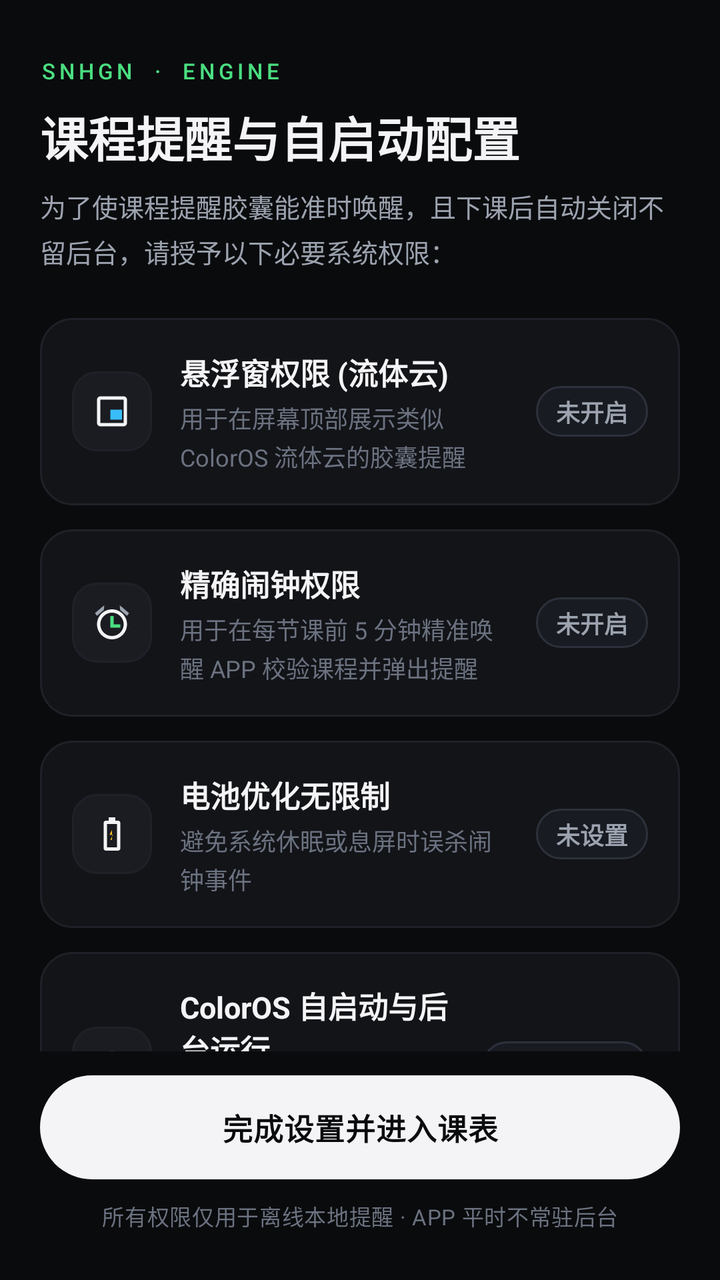
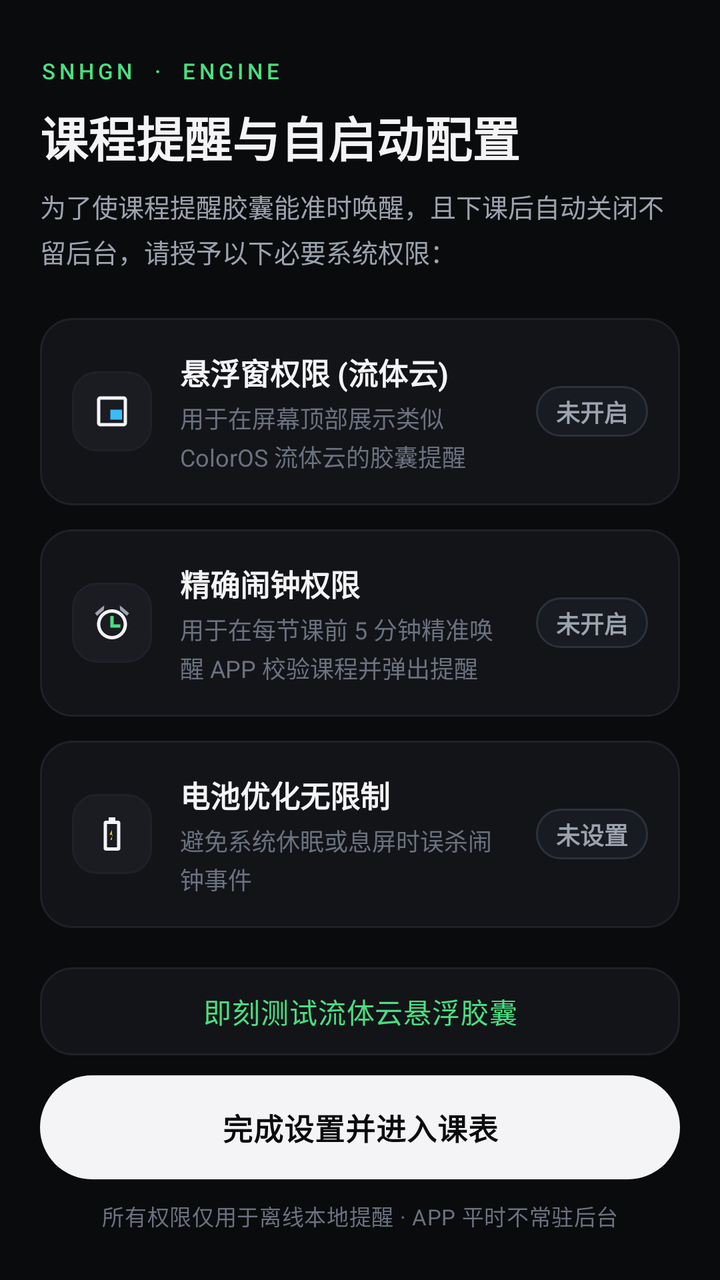

An Android layout rendered at two revisions. The XML below is the earlier revision; the diff shows what the commit changed to produce the second picture.
<!-- AndroidManifest.xml: activity theme Theme.SnhgnSchedule -->
<!-- res/layout/activity_permission_guide.xml -->
<?xml version="1.0" encoding="utf-8"?>
<androidx.constraintlayout.widget.ConstraintLayout xmlns:android="http://schemas.android.com/apk/res/android"
    xmlns:app="http://schemas.android.com/apk/res-auto"
    android:layout_width="match_parent"
    android:layout_height="match_parent"
    android:background="@color/bg_root"
    android:fitsSystemWindows="true">

    <ScrollView
        android:layout_width="0dp"
        android:layout_height="0dp"
        android:clipToPadding="false"
        android:fillViewport="true"
        android:overScrollMode="never"
        android:scrollbars="none"
        app:layout_constraintBottom_toTopOf="@id/bottom_bar"
        app:layout_constraintEnd_toEndOf="parent"
        app:layout_constraintStart_toStartOf="parent"
        app:layout_constraintTop_toTopOf="parent">

        <LinearLayout
            android:layout_width="match_parent"
            android:layout_height="wrap_content"
            android:orientation="vertical"
            android:paddingStart="20dp"
            android:paddingTop="28dp"
            android:paddingEnd="20dp"
            android:paddingBottom="24dp">

            
            <TextView
                android:layout_width="wrap_content"
                android:layout_height="wrap_content"
                android:fontFamily="sans-serif-medium"
                android:letterSpacing="0.18"
                android:text="SNHGN  ·  ENGINE"
                android:textAllCaps="true"
                android:textColor="@color/accent_green"
                android:textSize="11sp" />

            
            <TextView
                android:layout_width="wrap_content"
                android:layout_height="wrap_content"
                android:layout_marginTop="8dp"
                android:text="@string/permission_guide_title"
                android:textColor="@color/text_primary"
                android:textSize="24sp"
                android:textStyle="bold" />

            
            <TextView
                android:layout_width="wrap_content"
                android:layout_height="wrap_content"
                android:layout_marginTop="8dp"
                android:lineSpacingExtra="4dp"
                android:text="@string/permission_guide_subtitle"
                android:textColor="@color/text_secondary"
                android:textSize="13sp" />

            
            <LinearLayout
                android:id="@+id/card_overlay"
                android:layout_width="match_parent"
                android:layout_height="wrap_content"
                android:layout_marginTop="24dp"
                android:background="@drawable/bg_card_modern"
                android:clickable="true"
                android:focusable="true"
                android:gravity="center_vertical"
                android:orientation="horizontal"
                android:padding="16dp">

                <FrameLayout
                    android:layout_width="40dp"
                    android:layout_height="40dp"
                    android:background="@drawable/bg_icon_container">

                    <ImageView
                        android:layout_width="20dp"
                        android:layout_height="20dp"
                        android:layout_gravity="center"
                        android:contentDescription="悬浮窗"
                        android:src="@drawable/ic_perm_overlay" />
                </FrameLayout>

                <LinearLayout
                    android:layout_width="0dp"
                    android:layout_height="wrap_content"
                    android:layout_marginStart="14dp"
                    android:layout_marginEnd="12dp"
                    android:layout_weight="1"
                    android:orientation="vertical">

                    <TextView
                        android:layout_width="wrap_content"
                        android:layout_height="wrap_content"
                        android:text="@string/perm_overlay_title"
                        android:textColor="@color/text_primary"
                        android:textSize="15sp"
                        android:textStyle="bold" />

                    <TextView
                        android:layout_width="wrap_content"
                        android:layout_height="wrap_content"
                        android:layout_marginTop="3dp"
                        android:lineSpacingExtra="2dp"
                        android:text="@string/perm_overlay_desc"
                        android:textColor="@color/text_muted"
                        android:textSize="12sp" />
                </LinearLayout>

                <TextView
                    android:id="@+id/tv_status_overlay"
                    android:layout_width="wrap_content"
                    android:layout_height="wrap_content"
                    android:background="@drawable/bg_badge_action"
                    android:includeFontPadding="false"
                    android:text="未开启"
                    android:textColor="@color/text_secondary"
                    android:textSize="12sp"
                    android:textStyle="bold" />
            </LinearLayout>

            
            <LinearLayout
                android:id="@+id/card_alarm"
                android:layout_width="match_parent"
                android:layout_height="wrap_content"
                android:layout_marginTop="12dp"
                android:background="@drawable/bg_card_modern"
                android:clickable="true"
                android:focusable="true"
                android:gravity="center_vertical"
                android:orientation="horizontal"
                android:padding="16dp">

                <FrameLayout
                    android:layout_width="40dp"
                    android:layout_height="40dp"
                    android:background="@drawable/bg_icon_container">

                    <ImageView
                        android:layout_width="20dp"
                        android:layout_height="20dp"
                        android:layout_gravity="center"
                        android:contentDescription="精确闹钟"
                        android:src="@drawable/ic_perm_alarm" />
                </FrameLayout>

                <LinearLayout
                    android:layout_width="0dp"
                    android:layout_height="wrap_content"
                    android:layout_marginStart="14dp"
                    android:layout_marginEnd="12dp"
                    android:layout_weight="1"
                    android:orientation="vertical">

                    <TextView
                        android:layout_width="wrap_content"
                        android:layout_height="wrap_content"
                        android:text="@string/perm_alarm_title"
                        android:textColor="@color/text_primary"
                        android:textSize="15sp"
                        android:textStyle="bold" />

                    <TextView
                        android:layout_width="wrap_content"
                        android:layout_height="wrap_content"
                        android:layout_marginTop="3dp"
                        android:lineSpacingExtra="2dp"
                        android:text="@string/perm_alarm_desc"
                        android:textColor="@color/text_muted"
                        android:textSize="12sp" />
                </LinearLayout>

                <TextView
                    android:id="@+id/tv_status_alarm"
                    android:layout_width="wrap_content"
                    android:layout_height="wrap_content"
                    android:background="@drawable/bg_badge_action"
                    android:includeFontPadding="false"
                    android:text="未开启"
                    android:textColor="@color/text_secondary"
                    android:textSize="12sp"
                    android:textStyle="bold" />
            </LinearLayout>

            
            <LinearLayout
                android:id="@+id/card_battery"
                android:layout_width="match_parent"
                android:layout_height="wrap_content"
                android:layout_marginTop="12dp"
                android:background="@drawable/bg_card_modern"
                android:clickable="true"
                android:focusable="true"
                android:gravity="center_vertical"
                android:orientation="horizontal"
                android:padding="16dp">

                <FrameLayout
                    android:layout_width="40dp"
                    android:layout_height="40dp"
                    android:background="@drawable/bg_icon_container">

                    <ImageView
                        android:layout_width="20dp"
                        android:layout_height="20dp"
                        android:layout_gravity="center"
                        android:contentDescription="电池优化"
                        android:src="@drawable/ic_perm_battery" />
                </FrameLayout>

                <LinearLayout
                    android:layout_width="0dp"
                    android:layout_height="wrap_content"
                    android:layout_marginStart="14dp"
                    android:layout_marginEnd="12dp"
                    android:layout_weight="1"
                    android:orientation="vertical">

                    <TextView
                        android:layout_width="wrap_content"
                        android:layout_height="wrap_content"
                        android:text="@string/perm_battery_title"
                        android:textColor="@color/text_primary"
                        android:textSize="15sp"
                        android:textStyle="bold" />

                    <TextView
                        android:layout_width="wrap_content"
                        android:layout_height="wrap_content"
                        android:layout_marginTop="3dp"
                        android:lineSpacingExtra="2dp"
                        android:text="@string/perm_battery_desc"
                        android:textColor="@color/text_muted"
                        android:textSize="12sp" />
                </LinearLayout>

                <TextView
                    android:id="@+id/tv_status_battery"
                    android:layout_width="wrap_content"
                    android:layout_height="wrap_content"
                    android:background="@drawable/bg_badge_action"
                    android:includeFontPadding="false"
                    android:text="未设置"
                    android:textColor="@color/text_secondary"
                    android:textSize="12sp"
                    android:textStyle="bold" />
            </LinearLayout>

            
            <LinearLayout
                android:id="@+id/card_autostart"
                android:layout_width="match_parent"
                android:layout_height="wrap_content"
                android:layout_marginTop="12dp"
                android:background="@drawable/bg_card_modern"
                android:clickable="true"
                android:focusable="true"
                android:gravity="center_vertical"
                android:orientation="horizontal"
                android:padding="16dp">

                <FrameLayout
                    android:layout_width="40dp"
                    android:layout_height="40dp"
                    android:background="@drawable/bg_icon_container">

                    <ImageView
                        android:layout_width="20dp"
                        android:layout_height="20dp"
                        android:layout_gravity="center"
                        android:contentDescription="自启动"
                        android:src="@drawable/ic_perm_autostart" />
                </FrameLayout>

                <LinearLayout
                    android:layout_width="0dp"
                    android:layout_height="wrap_content"
                    android:layout_marginStart="14dp"
                    android:layout_marginEnd="12dp"
                    android:layout_weight="1"
                    android:orientation="vertical">

                    <TextView
                        android:layout_width="wrap_content"
                        android:layout_height="wrap_content"
                        android:text="@string/perm_autostart_title"
                        android:textColor="@color/text_primary"
                        android:textSize="15sp"
                        android:textStyle="bold" />

                    <TextView
                        android:layout_width="wrap_content"
                        android:layout_height="wrap_content"
                        android:layout_marginTop="3dp"
                        android:lineSpacingExtra="2dp"
                        android:text="@string/perm_autostart_desc"
                        android:textColor="@color/text_muted"
                        android:textSize="12sp" />
                </LinearLayout>

                <TextView
                    android:id="@+id/tv_status_autostart"
                    android:layout_width="wrap_content"
                    android:layout_height="wrap_content"
                    android:background="@drawable/bg_badge_action"
                    android:includeFontPadding="false"
                    android:text="前往设置 →"
                    android:textColor="@color/text_secondary"
                    android:textSize="12sp"
                    android:textStyle="bold" />
            </LinearLayout>

            
            <LinearLayout
                android:id="@+id/card_notification"
                android:layout_width="match_parent"
                android:layout_height="wrap_content"
                android:layout_marginTop="12dp"
                android:layout_marginBottom="16dp"
                android:background="@drawable/bg_card_modern"
                android:clickable="true"
                android:focusable="true"
                android:gravity="center_vertical"
                android:orientation="horizontal"
                android:padding="16dp">

                <FrameLayout
                    android:layout_width="40dp"
                    android:layout_height="40dp"
                    android:background="@drawable/bg_icon_container">

                    <ImageView
                        android:layout_width="20dp"
                        android:layout_height="20dp"
                        android:layout_gravity="center"
                        android:contentDescription="通知权限"
                        android:src="@drawable/ic_perm_notification" />
                </FrameLayout>

                <LinearLayout
                    android:layout_width="0dp"
                    android:layout_height="wrap_content"
                    android:layout_marginStart="14dp"
                    android:layout_marginEnd="12dp"
                    android:layout_weight="1"
                    android:orientation="vertical">

                    <TextView
                        android:layout_width="wrap_content"
                        android:layout_height="wrap_content"
                        android:text="@string/perm_notification_title"
                        android:textColor="@color/text_primary"
                        android:textSize="15sp"
                        android:textStyle="bold" />

                    <TextView
                        android:layout_width="wrap_content"
                        android:layout_height="wrap_content"
                        android:layout_marginTop="3dp"
                        android:lineSpacingExtra="2dp"
                        android:text="@string/perm_notification_desc"
                        android:textColor="@color/text_muted"
                        android:textSize="12sp" />
                </LinearLayout>

                <TextView
                    android:id="@+id/tv_status_notification"
                    android:layout_width="wrap_content"
                    android:layout_height="wrap_content"
                    android:background="@drawable/bg_badge_action"
                    android:includeFontPadding="false"
                    android:text="未开启"
                    android:textColor="@color/text_secondary"
                    android:textSize="12sp"
                    android:textStyle="bold" />
            </LinearLayout>

        </LinearLayout>
    </ScrollView>

    
    <LinearLayout
        android:id="@+id/bottom_bar"
        android:layout_width="0dp"
        android:layout_height="wrap_content"
        android:background="@color/bg_root"
        android:orientation="vertical"
        android:paddingStart="20dp"
        android:paddingTop="12dp"
        android:paddingEnd="20dp"
        android:paddingBottom="24dp"
        app:layout_constraintBottom_toBottomOf="parent"
        app:layout_constraintEnd_toEndOf="parent"
        app:layout_constraintStart_toStartOf="parent">

        <androidx.appcompat.widget.AppCompatButton
            android:id="@+id/btn_proceed"
            android:layout_width="match_parent"
            android:layout_height="52dp"
            android:background="@drawable/bg_btn_pill"
            android:elevation="0dp"
            android:fontFamily="sans-serif-medium"
            android:letterSpacing="0.02"
            android:stateListAnimator="@null"
            android:text="@string/btn_complete_guide"
            android:textColor="@color/bg_root"
            android:textSize="15sp"
            android:textStyle="bold" />

        <TextView
            android:layout_width="match_parent"
            android:layout_height="wrap_content"
            android:layout_marginTop="10dp"
            android:gravity="center"
            android:letterSpacing="0.02"
            android:text="所有权限仅用于离线本地提醒 · APP 平时不常驻后台"
            android:textColor="@color/text_muted"
            android:textSize="11sp" />
    </LinearLayout>

</androidx.constraintlayout.widget.ConstraintLayout>
<!-- resources referenced by this layout -->
<resources>
  <color name="accent_green">#4ADE80</color>
  <color name="bg_root">#0A0B0D</color>
  <color name="text_muted">#6B7280</color>
  <color name="text_primary">#F4F4F6</color>
  <color name="text_secondary">#9CA3AF</color>
  <!-- drawable bg_badge_action (drawable) -->
  <?xml version="1.0" encoding="utf-8"?>
  <shape xmlns:android="http://schemas.android.com/apk/res/android"
      android:shape="rectangle">
      <corners android:radius="12dp" />
      <solid android:color="@color/badge_neutral_bg" />
      <stroke
          android:width="1dp"
          android:color="@color/border_highlight" />
      <padding
          android:left="10dp"
          android:top="4dp"
          android:right="10dp"
          android:bottom="4dp" />
  </shape>
  <!-- drawable bg_btn_pill (drawable) -->
  <?xml version="1.0" encoding="utf-8"?>
  <ripple xmlns:android="http://schemas.android.com/apk/res/android"
      android:color="#25000000">
      <item>
          <shape android:shape="rectangle">
              <corners android:radius="26dp" />
              <solid android:color="@color/text_primary" />
          </shape>
      </item>
  </ripple>
  <!-- drawable bg_card_modern (drawable) -->
  <?xml version="1.0" encoding="utf-8"?>
  <ripple xmlns:android="http://schemas.android.com/apk/res/android"
      android:color="@color/bg_surface_pressed">
      <item>
          <shape android:shape="rectangle">
              <corners android:radius="16dp" />
              <solid android:color="@color/bg_surface" />
              <stroke
                  android:width="1dp"
                  android:color="@color/border_subtle" />
          </shape>
      </item>
  </ripple>
  <!-- drawable bg_icon_container (drawable) -->
  <?xml version="1.0" encoding="utf-8"?>
  <shape xmlns:android="http://schemas.android.com/apk/res/android"
      android:shape="rectangle">
      <corners android:radius="12dp" />
      <solid android:color="@color/icon_container_bg" />
      <stroke
          android:width="1dp"
          android:color="@color/border_subtle" />
  </shape>
  <!-- drawable ic_perm_overlay (drawable) -->
  <vector xmlns:android="http://schemas.android.com/apk/res/android"
      android:width="20dp"
      android:height="20dp"
      android:viewportWidth="24"
      android:viewportHeight="24">
      <path
          android:fillColor="@color/text_primary"
          android:pathData="M19,3H5C3.9,3 3,3.9 3,5v14c0,1.1 0.9,2 2,2h14c1.1,0 2,-0.9 2,-2V5C21,3.9 20.1,3 19,3zM19,19H5V5h14V19z" />
      <path
          android:fillColor="@color/accent_blue"
          android:pathData="M11,11h7v6h-7z" />
  </vector>
  <string name="btn_complete_guide">完成设置并进入课表</string>
  <string name="perm_alarm_desc">用于在每节课前 5 分钟精准唤醒 APP 校验课程并弹出提醒</string>
  <string name="perm_alarm_title">精确闹钟权限</string>
  <string name="perm_autostart_desc">允许应用在任务卡片被划掉后依然响应课程提醒</string>
  <string name="perm_autostart_title">ColorOS 自启动与后台运行</string>
  <string name="perm_battery_desc">避免系统休眠或息屏时误杀闹钟事件</string>
  <string name="perm_battery_title">电池优化无限制</string>
  <string name="perm_notification_desc">用于在前台服务运行期间保持提醒可靠性</string>
  <string name="perm_notification_title">系统通知权限</string>
  <string name="perm_overlay_desc">用于在屏幕顶部展示类似 ColorOS 流体云的胶囊提醒</string>
  <string name="perm_overlay_title">悬浮窗权限 (流体云)</string>
  <string name="permission_guide_subtitle">为了使课程提醒胶囊能准时唤醒，且下课后自动关闭不留后台，请授予以下必要系统权限：</string>
  <string name="permission_guide_title">课程提醒与自启动配置</string>
  <color name="badge_neutral_bg">#181B22</color>
  <color name="border_highlight">#2D313B</color>
  <color name="bg_surface_pressed">#1C1E24</color>
  <color name="bg_surface">#131418</color>
  <color name="border_subtle">#1F2128</color>
  <color name="icon_container_bg">#1A1C22</color>
  <color name="accent_amber">#FBBF24</color>
  <color name="accent_blue">#38BDF8</color>
  <!-- unchanged entries left out for length: 5 -->
</resources>

<!-- the commit's change to res/layout/activity_permission_guide.xml (unified diff, before → after) -->
@@ -398,6 +398,20 @@
         app:layout_constraintStart_toStartOf="parent">
 
         <androidx.appcompat.widget.AppCompatButton
+            android:id="@+id/btn_test_capsule"
+            android:layout_width="match_parent"
+            android:layout_height="44dp"
+            android:layout_marginBottom="10dp"
+            android:background="@drawable/bg_card_modern"
+            android:elevation="0dp"
+            android:fontFamily="sans-serif-medium"
+            android:letterSpacing="0.02"
+            android:stateListAnimator="@null"
+            android:text="即刻测试流体云悬浮胶囊"
+            android:textColor="@color/accent_green"
+            android:textSize="14sp" />
+
+        <androidx.appcompat.widget.AppCompatButton
             android:id="@+id/btn_proceed"
             android:layout_width="match_parent"
             android:layout_height="52dp"
